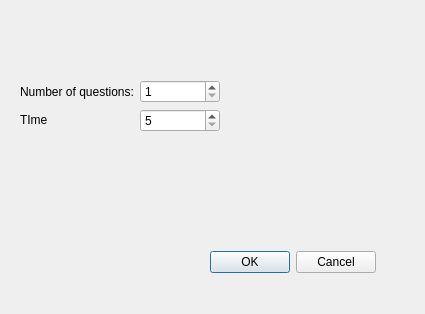
Above: Kahoot_client/createquiz.ui from JanMetz/Kahoot before the change. Below: the same form after it.
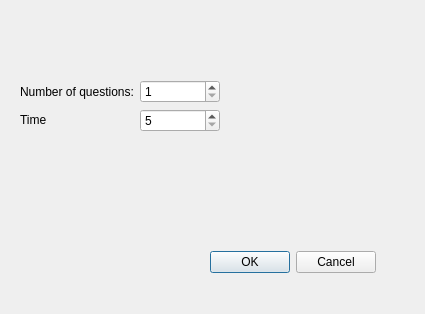
That is the form after the change.

Diff of the .ui file:
```diff
--- a/Kahoot_client/createquiz.ui
+++ b/Kahoot_client/createquiz.ui
@@ -53,7 +53,7 @@
     <item row="1" column="0">
      <widget class="QLabel" name="label_2">
       <property name="text">
-       <string>&lt;html&gt;&lt;head/&gt;&lt;body&gt;&lt;p&gt;TIme&lt;/p&gt;&lt;/body&gt;&lt;/html&gt;</string>
+       <string>&lt;html&gt;&lt;head/&gt;&lt;body&gt;&lt;p&gt;Time&lt;/p&gt;&lt;/body&gt;&lt;/html&gt;</string>
       </property>
      </widget>
     </item>
```
